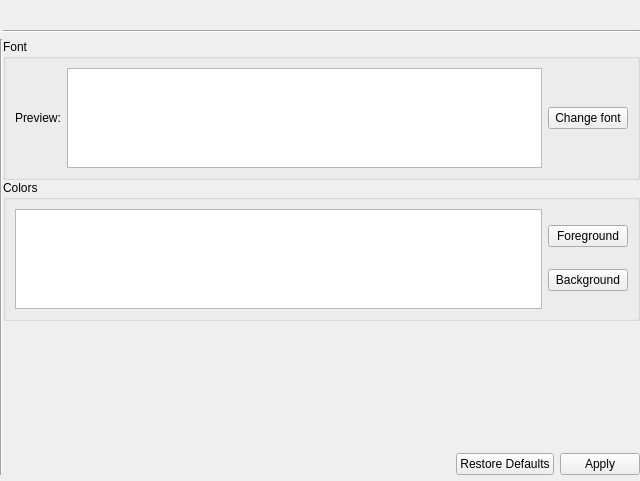
First picture: the form in ui/abstracttextappearancecolorsandfontssettings.ui, repository snip89/wsnsim-postprocessor, before the edit.
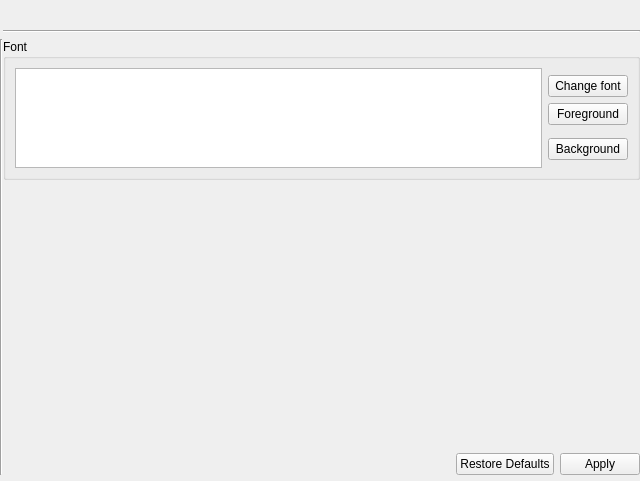
Second picture: the form after the edit.

What changed in the file:
```diff
--- a/ui/abstracttextappearancecolorsandfontssettings.ui
+++ b/ui/abstracttextappearancecolorsandfontssettings.ui
@@ -95,53 +95,7 @@
        </item>
       </layout>
      </item>
-     <item row="0" column="0">
-      <layout class="QGridLayout" name="gridLayout_5">
-       <item row="0" column="0">
-        <widget class="QGroupBox" name="fontGroupBox">
-         <property name="title">
-          <string>Font</string>
-         </property>
-         <layout class="QGridLayout" name="gridLayout_7">
-          <item row="0" column="2">
-           <widget class="QLabel" name="previewLabel">
-            <property name="text">
-             <string>Preview:</string>
-            </property>
-           </widget>
-          </item>
-          <item row="0" column="3">
-           <widget class="QTextEdit" name="previewTextEdit">
-            <property name="sizePolicy">
-             <sizepolicy hsizetype="Expanding" vsizetype="Fixed">
-              <horstretch>0</horstretch>
-              <verstretch>0</verstretch>
-             </sizepolicy>
-            </property>
-            <property name="maximumSize">
-             <size>
-              <width>16777215</width>
-              <height>100</height>
-             </size>
-            </property>
-            <property name="textInteractionFlags">
-             <set>Qt::NoTextInteraction</set>
-            </property>
-           </widget>
-          </item>
-          <item row="0" column="4">
-           <widget class="QPushButton" name="changeFontButton">
-            <property name="text">
-             <string>Change font</string>
-            </property>
-           </widget>
-          </item>
-         </layout>
-        </widget>
-       </item>
-      </layout>
-     </item>
-     <item row="3" column="0">
+     <item row="2" column="0">
       <spacer name="verticalSpacer">
        <property name="orientation">
         <enum>Qt::Vertical</enum>
@@ -154,47 +108,32 @@
        </property>
       </spacer>
      </item>
-     <item row="2" column="0">
+     <item row="1" column="0">
       <layout class="QGridLayout" name="gridLayout">
        <item row="0" column="0">
-        <widget class="QGroupBox" name="colorsGroupBox">
+        <widget class="QGroupBox" name="fontGroupBox">
          <property name="title">
-          <string>Colors</string>
+          <string>Font</string>
          </property>
          <layout class="QGridLayout" name="gridLayout_14">
-          <item row="0" column="0">
-           <widget class="QListWidget" name="colorsListWidget">
-            <property name="sizePolicy">
-             <sizepolicy hsizetype="Expanding" vsizetype="Fixed">
-              <horstretch>0</horstretch>
-              <verstretch>0</verstretch>
-             </sizepolicy>
-            </property>
-            <property name="minimumSize">
-             <size>
-              <width>0</width>
-              <height>0</height>
-             </size>
-            </property>
-            <property name="maximumSize">
-             <size>
-              <width>16777215</width>
-              <height>100</height>
-             </size>
-            </property>
-           </widget>
-          </item>
           <item row="0" column="1">
            <layout class="QGridLayout" name="gridLayout_13">
             <item row="1" column="0">
              <layout class="QGridLayout" name="gridLayout_16">
-              <item row="0" column="0">
+              <item row="1" column="0">
                <widget class="QPushButton" name="foregroundPushButton">
                 <property name="text">
                  <string>Foreground</string>
                 </property>
                </widget>
               </item>
+              <item row="0" column="0">
+               <widget class="QPushButton" name="changeFontButton">
+                <property name="text">
+                 <string>Change font</string>
+                </property>
+               </widget>
+              </item>
              </layout>
             </item>
             <item row="4" column="0">
@@ -210,6 +149,28 @@
             </item>
            </layout>
           </item>
+          <item row="0" column="0">
+           <widget class="QListWidget" name="fontListWidget">
+            <property name="sizePolicy">
+             <sizepolicy hsizetype="Expanding" vsizetype="Fixed">
+              <horstretch>0</horstretch>
+              <verstretch>0</verstretch>
+             </sizepolicy>
+            </property>
+            <property name="minimumSize">
+             <size>
+              <width>0</width>
+              <height>0</height>
+             </size>
+            </property>
+            <property name="maximumSize">
+             <size>
+              <width>16777215</width>
+              <height>100</height>
+             </size>
+            </property>
+           </widget>
+          </item>
          </layout>
         </widget>
        </item>
```
Left out of the diff: 2 changed lines with no effect on the pictures.
